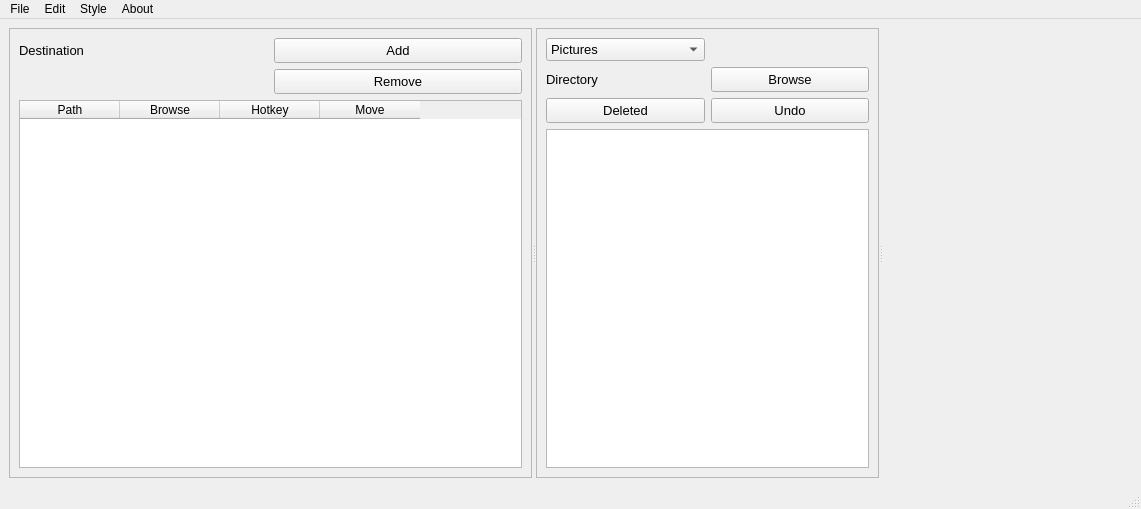
The window that main.ui (B0und/WaifuFileSort) describes before a commit, drawn with Qt 5.
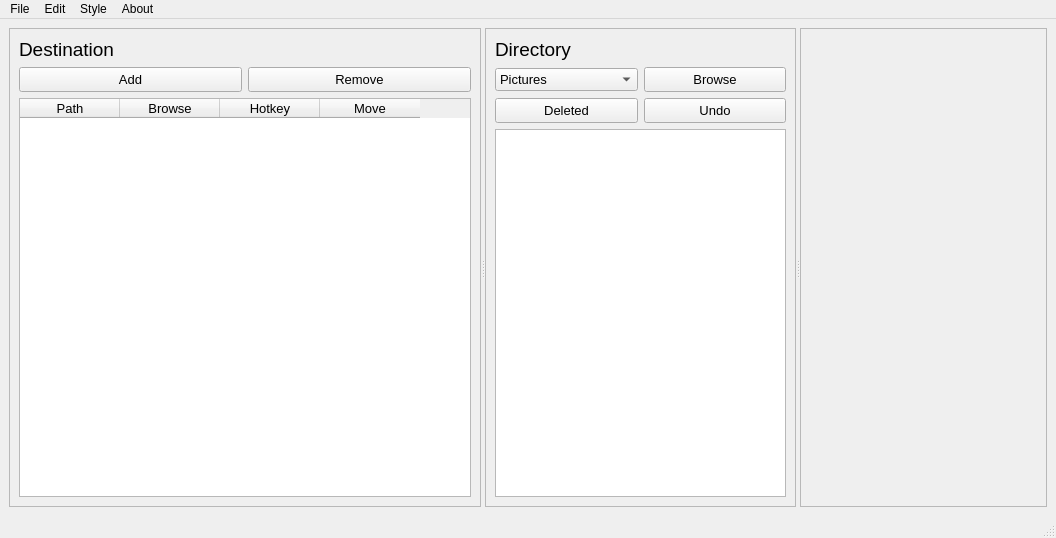
The same window after the commit. Icons and pictures are not drawn.

```diff
--- a/main.ui
+++ b/main.ui
@@ -6,8 +6,8 @@
    <rect>
     <x>0</x>
     <y>0</y>
-    <width>1141</width>
-    <height>509</height>
+    <width>1056</width>
+    <height>538</height>
    </rect>
   </property>
   <property name="windowTitle">
@@ -17,7 +17,7 @@
    <string notr="true"/>
   </property>
   <widget class="QWidget" name="centralwidget">
-   <layout class="QHBoxLayout" name="horizontalLayout">
+   <layout class="QHBoxLayout" name="horizontalLayout_2">
     <item>
      <widget class="QSplitter" name="splitter">
       <property name="orientation">
@@ -37,46 +37,7 @@
         <enum>QFrame::Raised</enum>
        </property>
        <layout class="QGridLayout" name="gridLayout_2">
-        <item row="0" column="0">
-         <widget class="QLabel" name="label">
-          <property name="font">
-           <font>
-            <family>Segoe UI</family>
-            <pointsize>10</pointsize>
-           </font>
-          </property>
-          <property name="text">
-           <string>Destination</string>
-          </property>
-         </widget>
-        </item>
-        <item row="0" column="1">
-         <widget class="QPushButton" name="addDest">
-          <property name="minimumSize">
-           <size>
-            <width>197</width>
-            <height>25</height>
-           </size>
-          </property>
-          <property name="font">
-           <font>
-            <family>Segoe UI</family>
-            <pointsize>10</pointsize>
-            <stylestrategy>PreferDefault</stylestrategy>
-           </font>
-          </property>
-          <property name="statusTip">
-           <string>Just be gentle okay?</string>
-          </property>
-          <property name="whatsThis">
-           <string/>
-          </property>
-          <property name="text">
-           <string>Add</string>
-          </property>
-         </widget>
-        </item>
-        <item row="1" column="1">
+        <item row="2" column="1">
          <widget class="QPushButton" name="removeDest">
           <property name="minimumSize">
            <size>
@@ -86,7 +47,7 @@
           </property>
           <property name="font">
            <font>
-            <family>Segoe UI</family>
+            <family>Helvetica</family>
             <pointsize>10</pointsize>
            </font>
           </property>
@@ -98,7 +59,7 @@
           </property>
          </widget>
         </item>
-        <item row="2" column="0" colspan="2">
+        <item row="4" column="0" colspan="2">
          <widget class="QTableWidget" name="tableWidget">
           <property name="minimumSize">
            <size>
@@ -106,6 +67,12 @@
             <height>0</height>
            </size>
           </property>
+          <property name="font">
+           <font>
+            <family>Helvetica</family>
+            <pointsize>10</pointsize>
+           </font>
+          </property>
           <property name="statusTip">
            <string>You can drag the edge of this section to close it</string>
           </property>
@@ -131,6 +98,52 @@
           </column>
          </widget>
         </item>
+        <item row="0" column="1">
+         <widget class="QLabel" name="label_2">
+          <property name="text">
+           <string/>
+          </property>
+         </widget>
+        </item>
+        <item row="0" column="0">
+         <widget class="QLabel" name="label">
+          <property name="font">
+           <font>
+            <family>Helvetica</family>
+            <pointsize>14</pointsize>
+           </font>
+          </property>
+          <property name="text">
+           <string>Destination</string>
+          </property>
+         </widget>
+        </item>
+        <item row="2" column="0">
+         <widget class="QPushButton" name="addDest">
+          <property name="minimumSize">
+           <size>
+            <width>197</width>
+            <height>25</height>
+           </size>
+          </property>
+          <property name="font">
+           <font>
+            <family>Helvetica</family>
+            <pointsize>10</pointsize>
+            <stylestrategy>PreferDefault</stylestrategy>
+           </font>
+          </property>
+          <property name="statusTip">
+           <string>Just be gentle okay?</string>
+          </property>
+          <property name="whatsThis">
+           <string/>
+          </property>
+          <property name="text">
+           <string>Add</string>
+          </property>
+         </widget>
+        </item>
        </layout>
       </widget>
       <widget class="QFrame" name="frame_2">
@@ -147,20 +160,7 @@
         <enum>QFrame::Raised</enum>
        </property>
        <layout class="QGridLayout" name="gridLayout">
-        <item row="1" column="0">
-         <widget class="QLabel" name="label_4">
-          <property name="font">
-           <font>
-            <family>Segoe UI</family>
-            <pointsize>10</pointsize>
-           </font>
-          </property>
-          <property name="text">
-           <string>Directory</string>
-          </property>
-         </widget>
-        </item>
-        <item row="1" column="1">
+        <item row="2" column="1">
          <widget class="QPushButton" name="browseBtn">
           <property name="minimumSize">
            <size>
@@ -170,7 +170,7 @@
           </property>
           <property name="font">
            <font>
-            <family>Segoe UI</family>
+            <family>Helvetica</family>
             <pointsize>10</pointsize>
            </font>
           </property>
@@ -185,7 +185,7 @@
           </property>
          </widget>
         </item>
-        <item row="2" column="1">
+        <item row="3" column="1">
          <widget class="QPushButton" name="unmoveBtn">
           <property name="minimumSize">
            <size>
@@ -195,7 +195,7 @@
           </property>
           <property name="font">
            <font>
-            <family>Segoe UI</family>
+            <family>Helvetica</family>
             <pointsize>10</pointsize>
            </font>
           </property>
@@ -210,7 +210,7 @@
           </property>
          </widget>
         </item>
-        <item row="2" column="0">
+        <item row="3" column="0">
          <widget class="QPushButton" name="checkDeletedBtn">
           <property name="minimumSize">
            <size>
@@ -220,7 +220,7 @@
           </property>
           <property name="font">
            <font>
-            <family>Segoe UI</family>
+            <family>Helvetica</family>
             <pointsize>10</pointsize>
            </font>
           </property>
@@ -235,7 +235,7 @@
           </property>
          </widget>
         </item>
-        <item row="4" column="0" colspan="2">
+        <item row="5" column="0" colspan="2">
          <widget class="QTreeView" name="treeView">
           <property name="minimumSize">
            <size>
@@ -243,16 +243,22 @@
             <height>0</height>
            </size>
           </property>
+          <property name="font">
+           <font>
+            <family>Helvetica</family>
+            <pointsize>10</pointsize>
+           </font>
+          </property>
           <property name="statusTip">
            <string>I promise not to tell anyone</string>
           </property>
          </widget>
         </item>
-        <item row="0" column="0">
+        <item row="2" column="0">
          <widget class="QComboBox" name="comboMode">
           <property name="font">
            <font>
-            <family>Segoe UI</family>
+            <family>Helvetica</family>
             <pointsize>10</pointsize>
            </font>
           </property>
@@ -268,8 +274,36 @@
           </item>
          </widget>
         </item>
+        <item row="1" column="0">
+         <widget class="QLabel" name="label_4">
+          <property name="font">
+           <font>
+            <family>Helvetica</family>
+            <pointsize>14</pointsize>
+           </font>
+          </property>
+          <property name="text">
+           <string>Directory</string>
+          </property>
+         </widget>
+        </item>
        </layout>
       </widget>
+      <widget class="QFrame" name="frame_3">
+       <property name="sizePolicy">
+        <sizepolicy hsizetype="Expanding" vsizetype="Expanding">
+         <horstretch>0</horstretch>
+         <verstretch>0</verstretch>
+        </sizepolicy>
+       </property>
+       <property name="frameShape">
+        <enum>QFrame::StyledPanel</enum>
+       </property>
+       <property name="frameShadow">
+        <enum>QFrame::Raised</enum>
+       </property>
+       <layout class="QHBoxLayout" name="horizontalLayout">
+        <item>
       <widget class="QLabel" name="imageLabel">
        <property name="sizePolicy">
         <sizepolicy hsizetype="Expanding" vsizetype="Expanding">
@@ -305,6 +339,9 @@
         <set>Qt::AlignCenter</set>
        </property>
       </widget>
+        </item>
+       </layout>
+      </widget>
      </widget>
     </item>
    </layout>
@@ -314,7 +351,7 @@
     <rect>
      <x>0</x>
      <y>0</y>
-     <width>1141</width>
+     <width>1056</width>
      <height>21</height>
     </rect>
    </property>
```
Left out of the diff: 8 changed lines with no effect on the pictures. Lines whose indentation alone changed are shown as unchanged.
